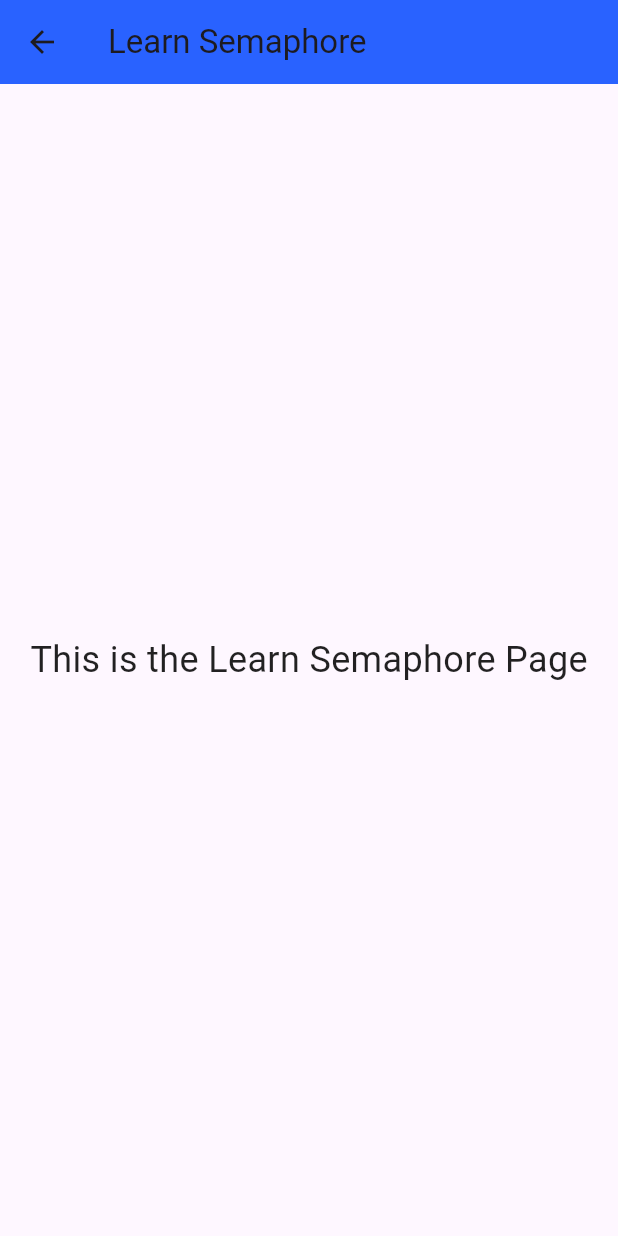
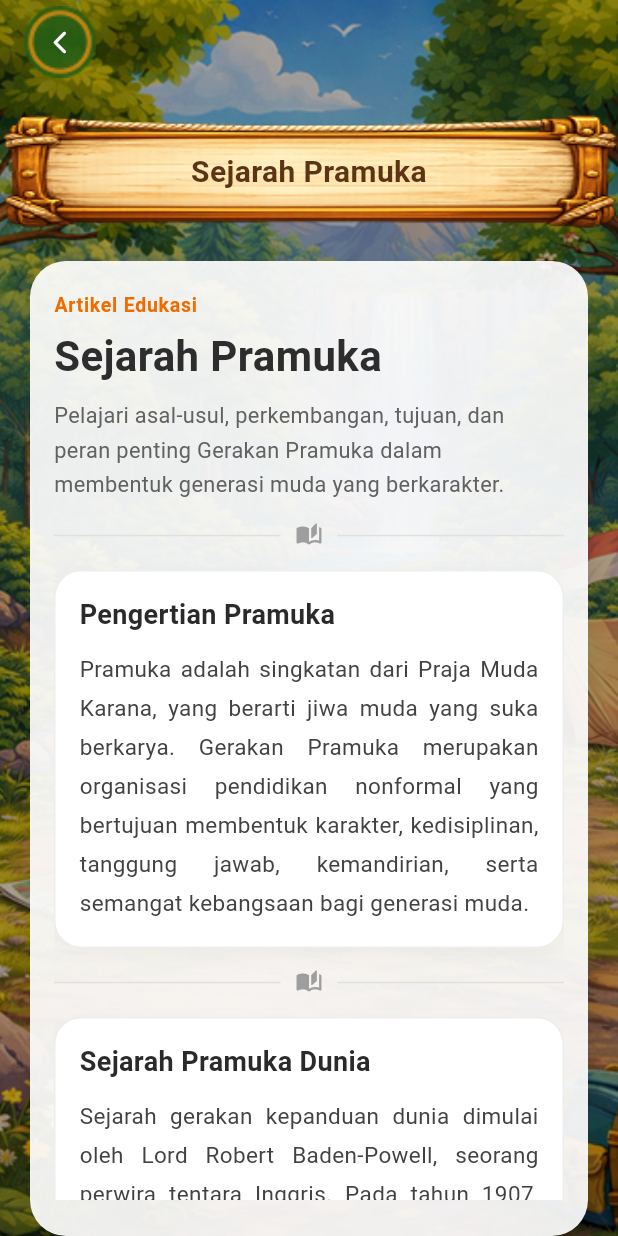
Before and after one commit to nabilhudarizalulhaq/smaphore_quiz, a Flutter app: the LearnsmaphorePage screen opened by its route, on a phone screen of 412 x 824 dp. Run offline on Flutter 3.47's test engine with Material 3 defaults, Android fonts, the phone set to English and light mode, and no system bars; our stand-ins replace camera; missing offline and left inert: google_mlkit_pose_detection.

Commit message:
done sejarah paramuka

```diff
--- a/lib/main.dart
+++ b/lib/main.dart
@@ -5,7 +5,7 @@ import 'package:smaphore_quiz/persentaion/home/home.dart';
 import 'package:smaphore_quiz/persentaion/onboarding/onboardingPage.dart';
 import 'package:smaphore_quiz/persentaion/smaphore/smaphore.dart';
 import 'package:smaphore_quiz/persentaion/smaphore/widget/introductionCodePage.dart';
-import 'package:smaphore_quiz/persentaion/smaphore/widget/learnSmaphore.dart';
+import 'package:smaphore_quiz/persentaion/learn/page/LearnsmaphorePage.dart';
 import 'package:smaphore_quiz/persentaion/splash/splash.dart';
 
 /// GLOBAL CAMERA LIST (WAJIB)
--- /dev/null
+++ b/lib/persentaion/learn/data/sejarah_pramuka.dart
@@ -0,0 +1,56 @@
+import 'package:smaphore_quiz/persentaion/learn/model/article_section.dart';
+
+class SejarahPramukaData {
+  static const String articleTitle = 'Sejarah Pramuka';
+
+  static const String articleSubtitle =
+      'Pelajari asal-usul, perkembangan, tujuan, dan peran penting Gerakan Pramuka dalam membentuk generasi muda yang berkarakter.';
+
+  static const List<ArticleSection> sections = [
+    ArticleSection(
+      title: 'Pengertian Pramuka',
+      content:
+          'Pramuka adalah singkatan dari Praja Muda Karana, yang berarti jiwa muda yang suka berkarya. Gerakan Pramuka merupakan organisasi pendidikan nonformal yang bertujuan membentuk karakter, kedisiplinan, tanggung jawab, kemandirian, serta semangat kebangsaan bagi generasi muda.',
+    ),
+    ArticleSection(
+      title: 'Sejarah Pramuka Dunia',
+      content:
+          'Sejarah gerakan kepanduan dunia dimulai oleh Lord Robert Baden-Powell, seorang perwira tentara Inggris. Pada tahun 1907, beliau mengadakan perkemahan di Pulau Brownsea, Inggris. Kegiatan tersebut menjadi tonggak lahirnya gerakan kepanduan modern. Kemudian pada tahun 1908, Baden-Powell menulis buku berjudul Scouting for Boys yang menjadi dasar berkembangnya gerakan kepanduan di banyak negara.',
+    ),
+    ArticleSection(
+      title: 'Awal Mula Pramuka di Indonesia',
+      content:
+          'Di Indonesia, kegiatan kepanduan sudah mulai dikenal sejak masa penjajahan Belanda sekitar tahun 1912. Saat itu muncul berbagai organisasi kepanduan, baik yang dibentuk pemerintah kolonial maupun organisasi pergerakan nasional. Namun organisasi-organisasi tersebut masih berdiri sendiri dan belum bersatu dalam satu wadah nasional.',
+    ),
+    ArticleSection(
+      title: 'Lahirnya Gerakan Pramuka',
+      content:
+          'Setelah Indonesia merdeka, organisasi kepanduan terus berkembang. Karena jumlahnya sangat banyak dan tidak terkoordinasi dengan baik, pemerintah memandang perlu adanya penyatuan. Pada tanggal 14 Agustus 1961, Presiden Soekarno secara resmi melantik Gerakan Pramuka sebagai satu-satunya organisasi kepanduan di Indonesia. Tanggal tersebut kemudian diperingati sebagai Hari Pramuka setiap tahunnya.',
+    ),
+    ArticleSection(
+      title: 'Tujuan Gerakan Pramuka',
+      content:
+          'Gerakan Pramuka bertujuan membentuk generasi muda yang beriman, bertakwa, berakhlak mulia, disiplin, bertanggung jawab, mandiri, cinta tanah air, serta memiliki semangat gotong royong dan kepemimpinan. Pendidikan dalam Pramuka menekankan pembelajaran melalui pengalaman langsung dan kegiatan yang menyenangkan.',
+    ),
+    ArticleSection(
+      title: 'Kegiatan dalam Pramuka',
+      content:
+          'Kegiatan Pramuka sangat beragam, seperti perkemahan, penjelajahan, upacara, tali-temali, sandi, semaphore, pertolongan pertama, kegiatan sosial, hingga latihan kepemimpinan. Semua kegiatan tersebut dirancang untuk melatih keterampilan hidup, kerja sama, keberanian, dan kemampuan memecahkan masalah.',
+    ),
+    ArticleSection(
+      title: 'Nilai-Nilai Dasar Pramuka',
+      content:
+          'Dalam Gerakan Pramuka terdapat dua pedoman utama, yaitu Tri Satya dan Dasa Dharma. Tri Satya merupakan janji yang diucapkan anggota Pramuka, sedangkan Dasa Dharma adalah sepuluh pedoman moral yang menjadi dasar perilaku dalam kehidupan sehari-hari. Nilai-nilai ini membentuk karakter anggota agar menjadi pribadi yang berguna bagi diri sendiri, masyarakat, bangsa, dan negara.',
+    ),
+    ArticleSection(
+      title: 'Peran Pramuka bagi Generasi Muda',
+      content:
+          'Pramuka memiliki peran penting dalam membangun generasi muda yang tangguh dan berkarakter. Melalui kegiatan yang mendidik dan menyenangkan, Pramuka membantu anak-anak dan remaja belajar disiplin, tanggung jawab, kemandirian, kepedulian sosial, serta rasa cinta kepada alam dan tanah air.',
+    ),
+    ArticleSection(
+      title: 'Kesimpulan',
+      content:
+          'Pramuka bukan sekadar kegiatan ekstrakurikuler, melainkan wadah pembentukan karakter yang sangat penting. Dengan sejarah panjang sejak dunia internasional hingga Indonesia, Gerakan Pramuka telah menjadi bagian dari pendidikan generasi muda. Nilai-nilai yang diajarkan dalam Pramuka tetap relevan untuk membentuk pribadi yang kuat, cerdas, dan peduli terhadap sesama.',
+    ),
+  ];
+}
--- /dev/null
+++ b/lib/persentaion/learn/model/article_section.dart
@@ -0,0 +1,9 @@
+class ArticleSection {
+  final String title;
+  final String content;
+
+  const ArticleSection({
+    required this.title,
+    required this.content,
+  });
+}
--- /dev/null
+++ b/lib/persentaion/learn/page/LearnsmaphorePage.dart
@@ -0,0 +1,185 @@
+import 'package:flutter/material.dart';
+import 'package:smaphore_quiz/persentaion/home/widget/ic_menu.dart';
+import 'package:smaphore_quiz/persentaion/learn/data/sejarah_pramuka.dart';
+import 'package:smaphore_quiz/persentaion/learn/model/article_section.dart';
+import 'package:smaphore_quiz/persentaion/shared/widget/custom_back_app_bar.dart';
+
+class LearnsmaphorePage extends StatelessWidget {
+  const LearnsmaphorePage({super.key});
+
+  static const String _bgImage = 'assets/images/bg_home.png';
+
+  @override
+  Widget build(BuildContext context) {
+    final List<ArticleSection> sections = SejarahPramukaData.sections;
+
+    return Scaffold(
+      body: Stack(
+        children: [
+          Positioned.fill(child: Image.asset(_bgImage, fit: BoxFit.cover)),
+          Positioned.fill(
+            child: Container(color: Colors.black.withOpacity(0.35)),
+          ),
+          SafeArea(
+            child: Column(
+              children: [
+                const CustomBackAppBar(), // AppBar dengan tombol back
+                const SizedBox(height: 20),
+                const MenuImage(title: 'Sejarah Pramuka'),
+                const SizedBox(height: 20),
+                Expanded(
+                  child: Container(
+                    width: double.infinity,
+                    margin: const EdgeInsets.symmetric(horizontal: 20),
+                    padding: const EdgeInsets.fromLTRB(16, 20, 16, 24),
+                    decoration: BoxDecoration(
+                      color: Colors.white.withOpacity(0.92),
+                      borderRadius: const BorderRadius.all(Radius.circular(24)),
+                      boxShadow: [
+                        BoxShadow(
+                          color: Colors.black.withOpacity(0.12),
+                          blurRadius: 14,
+                          offset: const Offset(0, 6),
+                        ),
+                      ],
+                    ),
+                    child: ListView.separated(
+                      itemCount: sections.length + 1,
+                      separatorBuilder: (_, __) => const _SectionDivider(),
+                      itemBuilder: (context, index) {
+                        if (index == 0) {
+                          return const _ArticleHeader();
+                        }
+
+                        final ArticleSection section = sections[index - 1];
+                        return _ArticleCard(
+                          title: section.title,
+                          content: section.content,
+                        );
+                      },
+                    ),
+                  ),
+                ),
+              ],
+            ),
+          ),
+        ],
+      ),
+    );
+  }
+}
+
+class _ArticleHeader extends StatelessWidget {
+  const _ArticleHeader();
+
+  @override
+  Widget build(BuildContext context) {
+    return Column(
+      crossAxisAlignment: CrossAxisAlignment.start,
+      children: [
+        Text(
+          'Artikel Edukasi',
+          style: TextStyle(
+            fontSize: 13,
+            fontWeight: FontWeight.w600,
+            color: Colors.orange.shade800,
+            letterSpacing: 0.5,
+          ),
+        ),
+        const SizedBox(height: 8),
+        Text(
+          SejarahPramukaData.articleTitle,
+          style: const TextStyle(
+            fontSize: 28,
+            fontWeight: FontWeight.bold,
+            color: Color(0xFF2D2D2D),
+            height: 1.2,
+          ),
+        ),
+        const SizedBox(height: 10),
+        Text(
+          SejarahPramukaData.articleSubtitle,
+          style: TextStyle(
+            fontSize: 14.5,
+            color: Colors.grey.shade700,
+            height: 1.6,
+          ),
+        ),
+      ],
+    );
+  }
+}
+
+class _ArticleCard extends StatelessWidget {
+  const _ArticleCard({required this.title, required this.content});
+
+  final String title;
+  final String content;
+
+  @override
+  Widget build(BuildContext context) {
+    return Container(
+      padding: const EdgeInsets.all(16),
+      decoration: BoxDecoration(
+        color: Colors.white,
+        borderRadius: BorderRadius.circular(18),
+        border: Border.all(color: Colors.grey.shade200),
+        boxShadow: [
+          BoxShadow(
+            color: Colors.black.withOpacity(0.04),
+            blurRadius: 10,
+            offset: const Offset(0, 4),
+          ),
+        ],
+      ),
+      child: Column(
+        crossAxisAlignment: CrossAxisAlignment.start,
+        children: [
+          Text(
+            title,
+            style: const TextStyle(
+              fontSize: 18,
+              fontWeight: FontWeight.bold,
+              color: Color(0xFF2A2A2A),
+            ),
+          ),
+          const SizedBox(height: 10),
+          Text(
+            content,
+            textAlign: TextAlign.justify,
+            style: TextStyle(
+              fontSize: 15,
+              height: 1.7,
+              color: Colors.grey.shade800,
+            ),
+          ),
+        ],
+      ),
+    );
+  }
+}
+
+class _SectionDivider extends StatelessWidget {
+  const _SectionDivider();
+
+  @override
+  Widget build(BuildContext context) {
+    return Padding(
+      padding: const EdgeInsets.symmetric(vertical: 14),
+      child: Row(
+        children: [
+          Expanded(child: Divider(color: Colors.grey.shade300, thickness: 1)),
+          Padding(
+            padding: const EdgeInsets.symmetric(horizontal: 10),
+            child: Icon(
+              Icons.auto_stories_rounded,
+              size: 18,
+              color: Colors.grey.shade500,
+            ),
+          ),
+          Expanded(child: Divider(color: Colors.grey.shade300, thickness: 1)),
+        ],
+      ),
+    );
+  }
+}
--- /dev/null
+++ b/lib/persentaion/shared/widget/custom_back_app_bar.dart
@@ -0,0 +1,63 @@
+import 'package:flutter/material.dart';
+
+class CustomBackAppBar extends StatelessWidget implements PreferredSizeWidget {
+  const CustomBackAppBar({
+    super.key,
+    this.imagePath = 'assets/images/back_ic.png',
+    this.icon = Icons.arrow_back_ios_new_rounded,
+    this.iconColor = Colors.white,
+    this.iconSize = 18,
+    this.height = 70,
+    this.leadingSize = 48,
+    this.margin = const EdgeInsets.only(left: 16),
+    this.onTap,
+    this.centerTitle,
+    this.title,
+  });
+
+  final String imagePath;
+  final IconData icon;
+  final Color iconColor;
+  final double iconSize;
+  final double height;
+  final double leadingSize;
+  final EdgeInsets margin;
+  final VoidCallback? onTap;
+  final Widget? title;
+  final bool? centerTitle;
+
+  @override
+  Size get preferredSize => Size.fromHeight(height);
+
+  @override
+  Widget build(BuildContext context) {
+    return AppBar(
+      backgroundColor: Colors.transparent,
+      elevation: 0,
+      scrolledUnderElevation: 0,
+      automaticallyImplyLeading: false,
+      centerTitle: centerTitle,
+      title: title,
+      leadingWidth: leadingSize + margin.left,
+      leading: Padding(
+        padding: margin,
+        child: GestureDetector(
+          onTap: onTap ?? () => Navigator.of(context).maybePop(),
+          child: SizedBox(
+            width: leadingSize,
+            height: leadingSize,
+            child: Stack(
+              alignment: Alignment.center,
+              children: [
+                Positioned.fill(
+                  child: Image.asset(imagePath, fit: BoxFit.contain),
+                ),
+                Icon(icon, color: iconColor, size: iconSize),
+              ],
+            ),
+          ),
+        ),
+      ),
+    );
+  }
+}
--- a/lib/persentaion/smaphore/widget/learnSmaphore.dart
+++ /dev/null
@@ -1,21 +0,0 @@
-import 'package:flutter/material.dart';
-
-class LearnsmaphorePage extends StatelessWidget {
-  const LearnsmaphorePage({super.key});
-
-  @override
-  Widget build(BuildContext context) {
-    return Scaffold(
-      appBar: AppBar(
-        title: const Text('Learn Semaphore'),
-        backgroundColor: Colors.blueAccent.shade700,
-      ),
-      body: const Center(
-        child: Text(
-          'This is the Learn Semaphore Page',
-          style: TextStyle(fontSize: 24, color: Colors.black87),
-        ),
-      ),
-    );
-  }
-}
--- a/pubspec.yaml
+++ b/pubspec.yaml
@@ -70,6 +70,7 @@ flutter:
     - assets/images/bg_home.png
     - assets/images/icon_btn.png
     - assets/images/menu_ic.png
+    - assets/images/back_ic.png
     # - assets/animations/
 
   # An image asset can refer to one or more resolution-specific "variants", see
```
Also changed, not shown: assets/images/back_ic.png (added).
